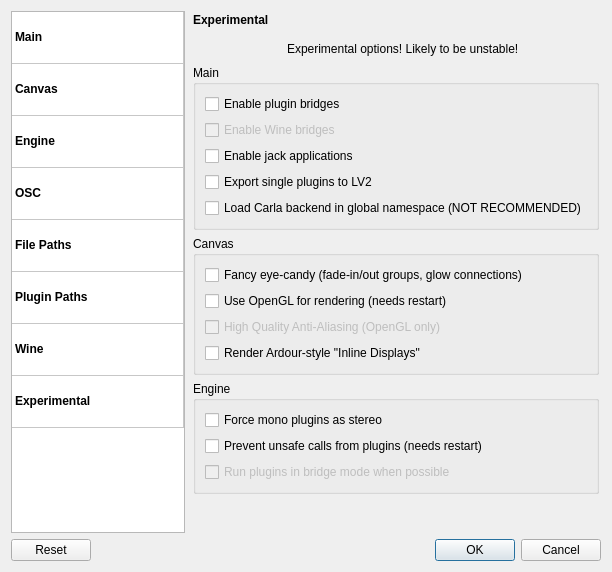
Before: the Qt Designer form resources/ui/carla_settings.ui in falkTX/Carla, drawn with Qt 5.
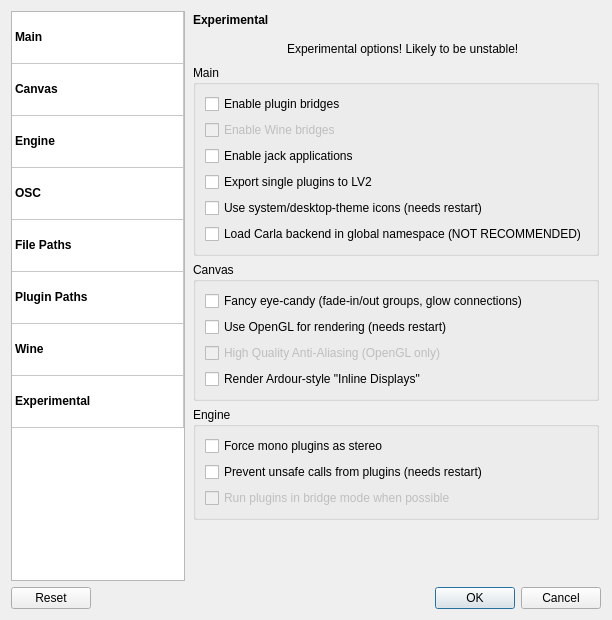
After: the same form once the commit is applied. The open tabs and pages were chosen to show the change. Icons and pictures are not drawn.

Commit message: Initial work for system icons

What changed in the file:
```diff
--- a/resources/ui/carla_settings.ui
+++ b/resources/ui/carla_settings.ui
@@ -7,7 +7,7 @@
     <x>0</x>
     <y>0</y>
     <width>612</width>
-    <height>572</height>
+    <height>620</height>
    </rect>
   </property>
   <property name="minimumSize">
@@ -2711,6 +2711,13 @@
               </property>
              </widget>
             </item>
+            <item>
+             <widget class="QCheckBox" name="ch_main_system_icons">
+              <property name="text">
+               <string>Use system/desktop-theme icons (needs restart)</string>
+              </property>
+             </widget>
+            </item>
             <item>
              <widget class="QCheckBox" name="ch_exp_load_lib_global">
               <property name="text">
```
The commit also changes 4 other files.
